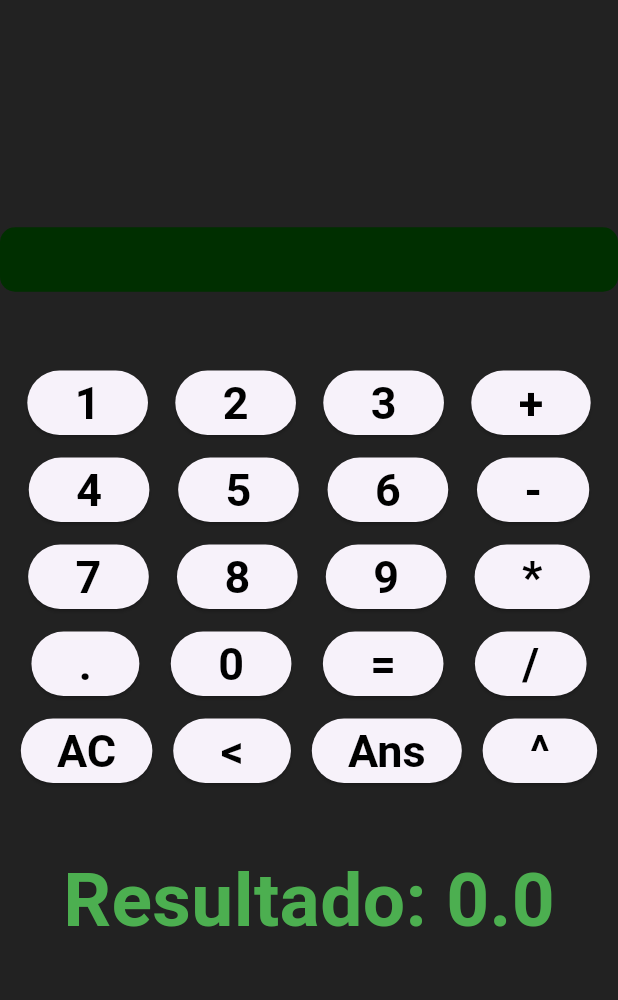
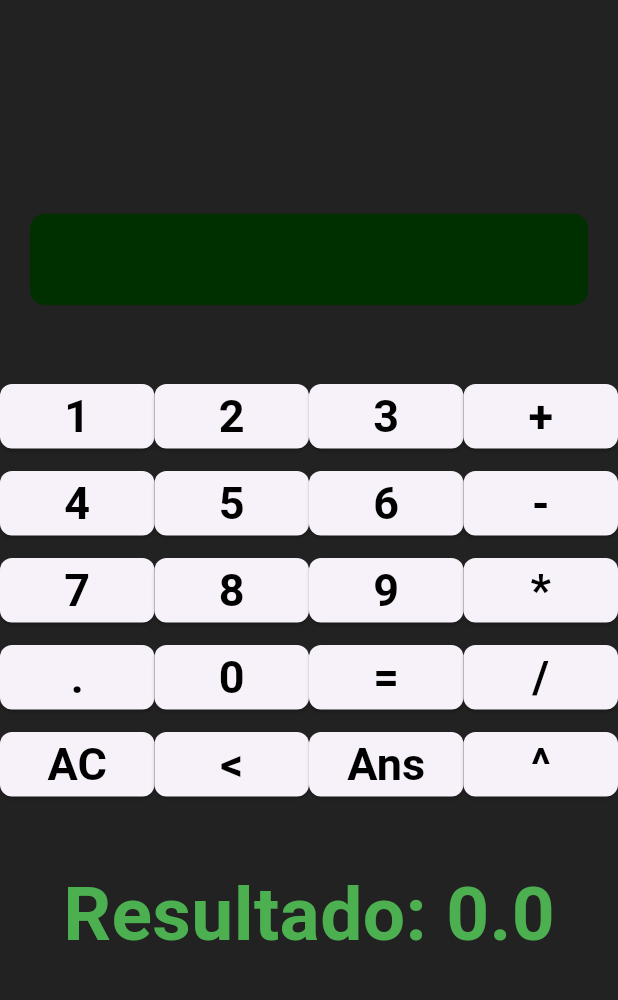
Before and after one commit to AlvareitorHD/Flutter, a Flutter app: the screen it shows after launch, on a phone screen of 412 x 824 dp, the part 84-1084 px from its top. Run offline on Flutter 3.47's test engine with Material 3 defaults, Android fonts, the phone set to English and light mode, and no system bars.

Commit message:
Fin calculadora

```diff
--- a/calculadora/lib/main.dart
+++ b/calculadora/lib/main.dart
@@ -70,6 +70,8 @@ class _CalculadoraScreenState extends State<CalculadoraScreen> {
 
   void borrar(){
     String imp = '';
+    //Si no está vacía la cadena
+    if(_impresion.length > 0)
     setState(() {
       for(int i = 0; i < _impresion.length-1; i++){
         imp += _impresion[i];
@@ -80,42 +82,19 @@ class _CalculadoraScreenState extends State<CalculadoraScreen> {
 
   void Operar(){
     Operacion operacion = Suma();
-    String n1 = '', n2 = '';
-    int i = 0;
-    // Extraer el primer número
-    if(_impresion[0]=='-'){
-      n1 += _impresion[0];
-      i++;
-    }
-    while (_impresion[i] != '+' && _impresion[i] != '-' && _impresion[i] != '*' && _impresion[i] != '/' && _impresion[i] != '^') {
-      n1 += _impresion[i];
-      i++;
-    }
-
-    // Extraer el operador
-    if(_impresion[i] == '+' || _impresion[i] == '-' || _impresion[i] == '*' || _impresion[i] == '/' || _impresion[i] == '^'){
-      if(_impresion[i] != ''){
-        _operacion = _impresion[i];
-      }
-    }
-
-    // Extraer el segundo número
-    i++; // Pasar al siguiente carácter después del operador
-    while (i < _impresion.length) {
-      n2 += _impresion[i];
-      i++;
-    }
-    //print("Yo: $n1 $_operacion $n2");
-    if(n1 != ''){
-      _n1 = double.parse(n1);
-    }else{
-      _n1 = 0;
-    }
-    if(n2 != ''){
-      _n2 = double.parse(n2);
-    } else{
-      _n2 = 0;
-    }
+    // Corto las partes de la operación por el tipo de operador
+    List<String> partes = _impresion.split(RegExp(r'[-+*/^]'));
+    // Extraccion del primer elemento (si no hay -> 0 por defecto)
+    _n1 = partes.isNotEmpty?double.parse(partes[0]): 0.0;
+   // Asignar operacion (prioridad de orden)
+    _operacion = _impresion.contains('^')?'^':
+                 _impresion.contains('*')?'*':
+                 _impresion.contains('/')?'/':
+                 _impresion.contains('+')?'+':
+                 _impresion.contains('-')?'-':'';
+    //Extraer segundo operando
+    _n2 = partes.length > 1? double.parse(partes[1]): 0.0;
+    //establecer la operacion a realizar
     switch(_operacion){
       case '+':
         operacion = Suma();
@@ -136,7 +115,7 @@ class _CalculadoraScreenState extends State<CalculadoraScreen> {
     setState(() {
 
       resultado = operacion.calcular(_n1, _n2);
-      _impresion = '';
+      _impresion = resultado.toString();
       _n1 = 0;
       _n2 = 0;
       _resultado_anterior = resultado;
@@ -169,11 +148,16 @@ class _CalculadoraScreenState extends State<CalculadoraScreen> {
             Container(
               //anchura mínima para la "pantalla de la calculadora"
               constraints: BoxConstraints(minWidth: 1000),
+              margin: EdgeInsets.symmetric(horizontal: 20.0), // Márgenes de 20 píxeles a cada lado
               decoration: BoxDecoration(color: Color(0xFF002F00),borderRadius: BorderRadius.circular(10)),
 
               //Componentes del contenedor (sólo la impresión con estilo)
-              child: Text(
-                '$_impresion',
+              child: TextField(
+                // Desactivo la capacidad de escribir sobre él
+                enabled: false,
+                // Pongo el controlador con el texto de impresion
+                controller: TextEditingController(text: _impresion),
+                textAlign: TextAlign.center,
                 style: TextStyle(
                   fontSize: 30,
                   color: Colors.white,
@@ -187,27 +171,48 @@ class _CalculadoraScreenState extends State<CalculadoraScreen> {
           mainAxisAlignment: MainAxisAlignment.spaceEvenly,
           children: [
             for (int i = 1; i <= 3; i++)
-              ElevatedButton(
-                  onPressed: (){aniadirNum(i);},
-                  child: Text(" "+i.toString()+" ",style: TextStyle(
-                    fontSize: 30, // Aumenté el tamaño de la fuente para resaltar el resultado
-                    fontWeight: FontWeight.bold, //negrita
-                    color: Colors.black, // Cambié el color del texto para resaltar el resultado positivo
-                  ),),
+              SizedBox(
+                width: MediaQuery.of(context).size.width * 0.25, // 5% del ancho de la pantalla
+                child: ElevatedButton(
+                  onPressed: () {
+                    aniadirNum(i);
+                  },
+                  child: Text(
+                    " $i ",
+                    style: TextStyle(
+                      fontSize: 30,
+                      fontWeight: FontWeight.bold,
+                      color: Colors.black,
+                    ),
+                  ),
                   style: ElevatedButton.styleFrom(
-                maximumSize: Size(200, 100), // Ajusta el tamaño mínimo del botón
-            ),),
-            ElevatedButton(
-                onPressed: (){
+                    padding: EdgeInsets.zero,
+                    shape: RoundedRectangleBorder(
+                      borderRadius: BorderRadius.circular(8.0),
+                    ),
+                  ),
+                ),
+              ),
+            SizedBox(
+              width: MediaQuery.of(context).size.width * 0.25, // 5% del ancho de la pantalla
+              child: ElevatedButton(
+                onPressed: () {
                   aniadirOp('+');
                 },
-                child: Text(' + ',style: TextStyle(
-                  fontSize: 30, // Aumenté el tamaño de la fuente para resaltar el resultado
-                  fontWeight: FontWeight.bold, //negrita
-                  color: Colors.black, // Cambié el color del texto para resaltar el resultado positivo
-                ),),
+                child: Text(
+                  " + ",
+                  style: TextStyle(
+                    fontSize: 30,
+                    fontWeight: FontWeight.bold,
+                    color: Colors.black,
+                  ),
+                ),
                 style: ElevatedButton.styleFrom(
-                maximumSize: Size(200, 100), // Ajusta el tamaño mínimo del botón
+                  padding: EdgeInsets.zero,
+                  shape: RoundedRectangleBorder(
+                    borderRadius: BorderRadius.circular(8.0),
+                  ),
+                ),
               ),
             ),
           ],
@@ -217,27 +222,48 @@ class _CalculadoraScreenState extends State<CalculadoraScreen> {
           mainAxisAlignment: MainAxisAlignment.spaceEvenly,
           children: [
             for (int i = 4; i <= 6; i++)
-              ElevatedButton(
-                  onPressed: (){aniadirNum(i);},
-                  child: Text(" "+i.toString()+" ",style: TextStyle(
-                    fontSize: 30, // Aumenté el tamaño de la fuente para resaltar el resultado
-                    fontWeight: FontWeight.bold, //negrita
-                    color: Colors.black, // Cambié el color del texto para resaltar el resultado positivo
-                  ),),
+              SizedBox(
+                width: MediaQuery.of(context).size.width * 0.25, // 5% del ancho de la pantalla
+                child: ElevatedButton(
+                  onPressed: () {
+                    aniadirNum(i);
+                  },
+                  child: Text(
+                    " $i ",
+                    style: TextStyle(
+                      fontSize: 30,
+                      fontWeight: FontWeight.bold,
+                      color: Colors.black,
+                    ),
+                  ),
                   style: ElevatedButton.styleFrom(
-                  maximumSize: Size(200, 100), // Ajusta el tamaño mínimo del botón
-                ),),
-            ElevatedButton(
-                onPressed: (){
+                    padding: EdgeInsets.zero,
+                    shape: RoundedRectangleBorder(
+                      borderRadius: BorderRadius.circular(8.0),
+                    ),
+                  ),
+                ),
+              ),
+            SizedBox(
+              width: MediaQuery.of(context).size.width * 0.25, // 5% del ancho de la pantalla
+              child: ElevatedButton(
+                onPressed: () {
                   aniadirOp('-');
                 },
-                child: Text(' - ',style: TextStyle(
-                  fontSize: 30, // Aumenté el tamaño de la fuente para resaltar el resultado
-                  fontWeight: FontWeight.bold, //negrita
-                  color: Colors.black, // Cambié el color del texto para resaltar el resultado positivo
-                ),),
+                child: Text(
+                  " - ",
+                  style: TextStyle(
+                    fontSize: 30,
+                    fontWeight: FontWeight.bold,
+                    color: Colors.black,
+                  ),
+                ),
                 style: ElevatedButton.styleFrom(
-                maximumSize: Size(200, 100), // Ajusta el tamaño mínimo del botón
+                  padding: EdgeInsets.zero,
+                  shape: RoundedRectangleBorder(
+                    borderRadius: BorderRadius.circular(8.0),
+                  ),
+                ),
               ),
             ),
           ],
@@ -247,30 +273,48 @@ class _CalculadoraScreenState extends State<CalculadoraScreen> {
           mainAxisAlignment: MainAxisAlignment.spaceEvenly,
           children: [
             for (int i = 7; i <= 9; i++)
-              ElevatedButton(
-                  onPressed: (){
+              SizedBox(
+                width: MediaQuery.of(context).size.width * 0.25, // 5% del ancho de la pantalla
+                child: ElevatedButton(
+                  onPressed: () {
                     aniadirNum(i);
                   },
-                  child: Text(" "+i.toString()+" ",style: TextStyle(
-                    fontSize: 30, // Aumenté el tamaño de la fuente para resaltar el resultado
-                    fontWeight: FontWeight.bold, //negrita
-                    color: Colors.black, // Cambié el color del texto para resaltar el resultado positivo
-                  ),),
-                style: ElevatedButton.styleFrom(
-                  maximumSize: Size(200, 100), // Ajusta el tamaño mínimo del botón
+                  child: Text(
+                    " $i ",
+                    style: TextStyle(
+                      fontSize: 30,
+                      fontWeight: FontWeight.bold,
+                      color: Colors.black,
                     ),
                   ),
-            ElevatedButton(
-                onPressed: (){
+                  style: ElevatedButton.styleFrom(
+                    padding: EdgeInsets.zero,
+                    shape: RoundedRectangleBorder(
+                      borderRadius: BorderRadius.circular(8.0),
+                    ),
+                  ),
+                ),
+              ),
+            SizedBox(
+              width: MediaQuery.of(context).size.width * 0.25, // 5% del ancho de la pantalla
+              child: ElevatedButton(
+                onPressed: () {
                   aniadirOp('*');
                 },
-                child: Text(' * ',style: TextStyle(
-                  fontSize: 30, // Aumenté el tamaño de la fuente para resaltar el resultado
-                  fontWeight: FontWeight.bold, //negrita
-                  color: Colors.black, // Cambié el color del texto para resaltar el resultado positivo
-                ),),
+                child: Text(
+                  " * ",
+                  style: TextStyle(
+                    fontSize: 30,
+                    fontWeight: FontWeight.bold,
+                    color: Colors.black,
+                  ),
+                ),
                 style: ElevatedButton.styleFrom(
-                maximumSize: Size(200, 100), // Ajusta el tamaño mínimo del botón
+                  padding: EdgeInsets.zero,
+                  shape: RoundedRectangleBorder(
+                    borderRadius: BorderRadius.circular(8.0),
+                  ),
+                ),
               ),
             ),
           ],
@@ -279,56 +323,92 @@ class _CalculadoraScreenState extends State<CalculadoraScreen> {
         Row(
           mainAxisAlignment: MainAxisAlignment.spaceEvenly,
           children: [
-            ElevatedButton(
-                onPressed: (){
+            SizedBox(
+              width: MediaQuery.of(context).size.width * 0.25, // 5% del ancho de la pantalla
+              child: ElevatedButton(
+                onPressed: () {
                   aniadirChar('.');
                 },
-                child: Text(' . ',style: TextStyle(
-                  fontSize: 30, // Aumenté el tamaño de la fuente para resaltar el resultado
-                  fontWeight: FontWeight.bold, //negrita
-                  color: Colors.black, // Cambié el color del texto para resaltar el resultado positivo
-                ),),
-              style: ElevatedButton.styleFrom(
-                maximumSize: Size(200, 100), // Ajusta el tamaño mínimo del botón
+                child: Text(
+                  " . ",
+                  style: TextStyle(
+                    fontSize: 30,
+                    fontWeight: FontWeight.bold,
+                    color: Colors.black,
                   ),
                 ),
-            ElevatedButton(
-              onPressed: (){
+                style: ElevatedButton.styleFrom(
+                  padding: EdgeInsets.zero,
+                  shape: RoundedRectangleBorder(
+                    borderRadius: BorderRadius.circular(8.0),
+                  ),
+                ),
+              ),
+            ),
+            SizedBox(
+              width: MediaQuery.of(context).size.width * 0.25, // 5% del ancho de la pantalla
+              child: ElevatedButton(
+                onPressed: () {
                   aniadirNum(0);
                 },
-
-              child: Text(' 0 ',style: TextStyle(
-                fontSize: 30, // Aumenté el tamaño de la fuente para resaltar el resultado
-                fontWeight: FontWeight.bold, //negrita
-                color: Colors.black, // Cambié el color del texto para resaltar el resultado positivo
-              ),),
-              style: ElevatedButton.styleFrom(
-                maximumSize: Size(200, 100), // Ajusta el tamaño mínimo del botón
+                child: Text(
+                  " 0 ",
+                  style: TextStyle(
+                    fontSize: 30,
+                    fontWeight: FontWeight.bold,
+                    color: Colors.black,
                   ),
                 ),
-            ElevatedButton(
-              onPressed: (){
-                Operar();
-              }, child: Text(' = ',style: TextStyle(
-              fontSize: 30, // Aumenté el tamaño de la fuente para resaltar el resultado
-              fontWeight: FontWeight.bold, //negrita
-              color: Colors.black, // Cambié el color del texto para resaltar el resultado positivo
-            ),),
                 style: ElevatedButton.styleFrom(
-              maximumSize: Size(200, 100), // Ajusta el tamaño mínimo del botón
+                  padding: EdgeInsets.zero,
+                  shape: RoundedRectangleBorder(
+                    borderRadius: BorderRadius.circular(8.0),
                   ),
                 ),
-            ElevatedButton(
-                onPressed: (){
+              ),
+            ),
+            SizedBox(
+              width: MediaQuery.of(context).size.width * 0.25, // 5% del ancho de la pantalla
+              child: ElevatedButton(
+                onPressed: () {
+                  Operar();
+                },
+                child: Text(
+                  " = ",
+                  style: TextStyle(
+                    fontSize: 30,
+                    fontWeight: FontWeight.bold,
+                    color: Colors.black,
+                  ),
+                ),
+                style: ElevatedButton.styleFrom(
+                  padding: EdgeInsets.zero,
+                  shape: RoundedRectangleBorder(
+                    borderRadius: BorderRadius.circular(8.0),
+                  ),
+                ),
+              ),
+            ),
+            SizedBox(
+              width: MediaQuery.of(context).size.width * 0.25, // 5% del ancho de la pantalla
+              child: ElevatedButton(
+                onPressed: () {
                   aniadirOp('/');
                 },
-                child: Text(' / ',style: TextStyle(
-                  fontSize: 30, // Aumenté el tamaño de la fuente para resaltar el resultado
-                  fontWeight: FontWeight.bold, //negrita
-                  color: Colors.black, // Cambié el color del texto para resaltar el resultado positivo
-                ),),
+                child: Text(
+                  " / ",
+                  style: TextStyle(
+                    fontSize: 30,
+                    fontWeight: FontWeight.bold,
+                    color: Colors.black,
+                  ),
+                ),
                 style: ElevatedButton.styleFrom(
-                maximumSize: Size(200, 100), // Ajusta el tamaño mínimo del botón
+                  padding: EdgeInsets.zero,
+                  shape: RoundedRectangleBorder(
+                    borderRadius: BorderRadius.circular(8.0),
+                  ),
+                ),
               ),
             ),
           ],
@@ -337,61 +417,95 @@ class _CalculadoraScreenState extends State<CalculadoraScreen> {
             Row(
               mainAxisAlignment: MainAxisAlignment.spaceEvenly,
             children: [
-              ElevatedButton(
-                  onPressed: (){
+              SizedBox(
+                width: MediaQuery.of(context).size.width * 0.25, // 5% del ancho de la pantalla
+                child: ElevatedButton(
+                  onPressed: () {
                     borrarTodo();
                   },
-                  child: Text('AC',style: TextStyle(
-                    fontSize: 30, // Aumenté el tamaño de la fuente para resaltar el resultado
-                    fontWeight: FontWeight.bold, //negrita
-                    color: Colors.black, // Cambié el color del texto para resaltar el resultado positivo
-                  ),),
-                style: ElevatedButton.styleFrom(
-                  maximumSize: Size(200, 100), // Ajusta el tamaño mínimo del botón
+                  child: Text(
+                    " AC ",
+                    style: TextStyle(
+                      fontSize: 30,
+                      fontWeight: FontWeight.bold,
+                      color: Colors.black,
                     ),
                   ),
-              ElevatedButton(
-                  onPressed: (){
+                  style: ElevatedButton.styleFrom(
+                    padding: EdgeInsets.zero,
+                    shape: RoundedRectangleBorder(
+                      borderRadius: BorderRadius.circular(8.0),
+                    ),
+                  ),
+                ),
+              ),
+              SizedBox(
+                width: MediaQuery.of(context).size.width * 0.25, // 5% del ancho de la pantalla
+                child: ElevatedButton(
+                  onPressed: () {
                     borrar();
                   },
-                  child: Text(' < ',style: TextStyle(
-                    fontSize: 30, // Aumenté el tamaño de la fuente para resaltar el resultado
-                    fontWeight: FontWeight.bold, //negrita
-                    color: Colors.black, // Cambié el color del texto para resaltar el resultado positivo
-                  ),),
-                style: ElevatedButton.styleFrom(
-                  maximumSize: Size(200, 100), // Ajusta el tamaño mínimo del botón
+                  child: Text(
+                    " < ",
+                    style: TextStyle(
+                      fontSize: 30,
+                      fontWeight: FontWeight.bold,
+                      color: Colors.black,
                     ),
                   ),
-              ElevatedButton(
-                  onPressed: (){
+                  style: ElevatedButton.styleFrom(
+                    padding: EdgeInsets.zero,
+                    shape: RoundedRectangleBorder(
+                      borderRadius: BorderRadius.circular(8.0),
+                    ),
+                  ),
+                ),
+              ),
+              SizedBox(
+                width: MediaQuery.of(context).size.width * 0.25, // 5% del ancho de la pantalla
+                child: ElevatedButton(
+                  onPressed: () {
                     setState(() {
                       _impresion += _resultado_anterior.toString();
                     });
                   },
-                  child: Text('Ans',style: TextStyle(
-    fontSize: 30, // Aumenté el tamaño de la fuente para resaltar el resultado
-    fontWeight: FontWeight.bold, //negrita
-    color: Colors.black, // Cambié el color del texto para resaltar el resultado positivo
-    ),),
+                  child: Text(
+                    " Ans ",
+                    style: TextStyle(
+                      fontSize: 30,
+                      fontWeight: FontWeight.bold,
+                      color: Colors.black,
+                    ),
+                  ),
                   style: ElevatedButton.styleFrom(
-                  maximumSize: Size(200, 100), // Ajusta el tamaño mínimo del botón
+                    padding: EdgeInsets.zero,
+                    shape: RoundedRectangleBorder(
+                      borderRadius: BorderRadius.circular(8.0),
+                    ),
+                  ),
                 ),
               ),
 
-              ElevatedButton(
-                  onPressed: (){
+              SizedBox(
+                width: MediaQuery.of(context).size.width * 0.25, // 5% del ancho de la pantalla
+                child: ElevatedButton(
+                  onPressed: () {
                     aniadirOp('^');
                   },
-                  child: Text(' ^ ',
+                  child: Text(
+                    " ^ ",
                     style: TextStyle(
-                      fontSize: 30, // Aumenté el tamaño de la fuente para resaltar el resultado
-                      fontWeight: FontWeight.bold, //negrita
-                      color: Colors.black, // Cambié el color del texto para resaltar el resultado positivo
+                      fontSize: 30,
+                      fontWeight: FontWeight.bold,
+                      color: Colors.black,
                     ),
                   ),
                   style: ElevatedButton.styleFrom(
-                    maximumSize: Size(200, 100), // Ajusta el tamaño mínimo del botón
+                    padding: EdgeInsets.zero,
+                    shape: RoundedRectangleBorder(
+                      borderRadius: BorderRadius.circular(8.0),
+                    ),
+                  ),
                 ),
               ),
 
```
Lines whose indentation alone changed are shown as unchanged.
